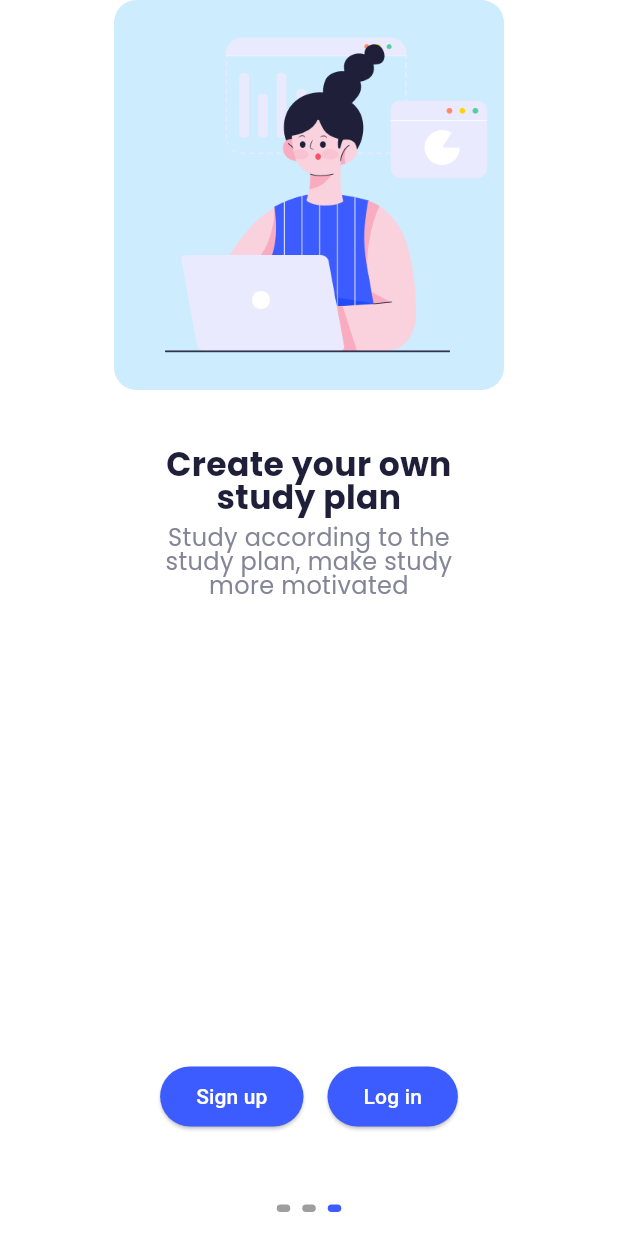
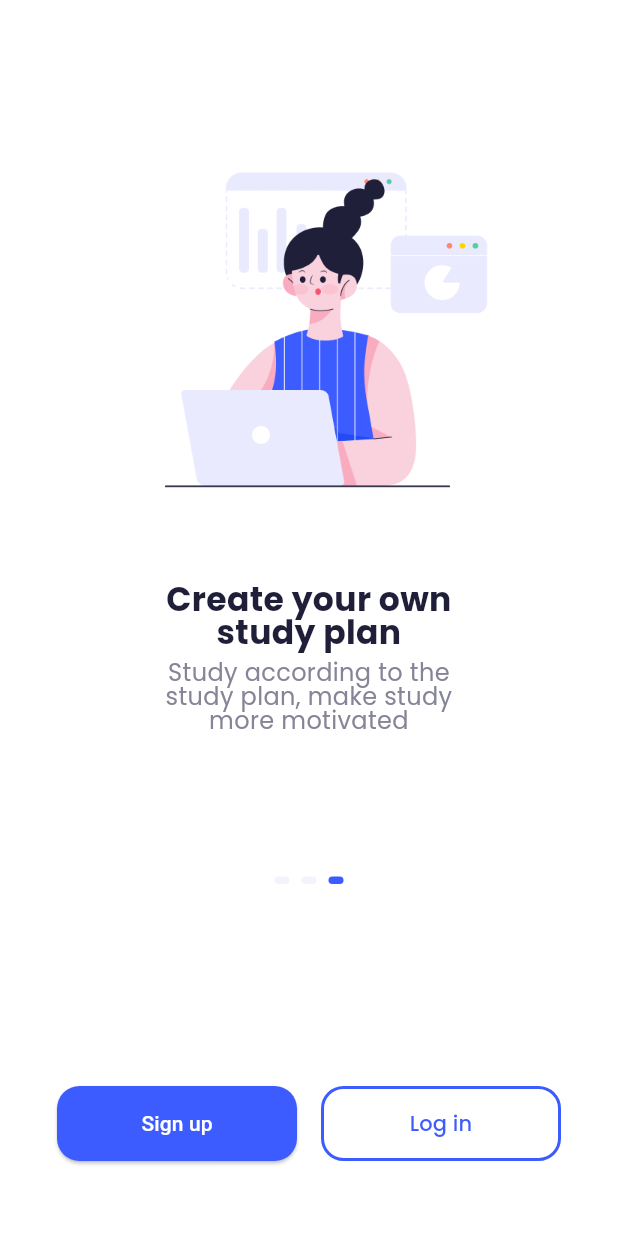
Before and after one commit to aposaitama/OnlineLearningApp, a Flutter app: the OnboardingScreen screen opened by its route, after a tap on "Skip", on a phone screen of 412 x 824 dp. Run offline on Flutter 3.47's test engine with Material 3 defaults, Android fonts, the phone set to English and light mode, and no system bars; drawn by our look-alikes of carousel_slider, smooth_page_indicator; our stand-ins replace bloc, bot_toast, cached_network_image, chewie, dio, equatable and 18 more; missing offline and left inert: credit_card_type_detector, liqpay; accounts and stored records are empty.

Commit message:
onboarding done

```diff
--- a/lib/navigation/routes.dart
+++ b/lib/navigation/routes.dart
@@ -139,7 +139,7 @@ class SuccessfullPaymentScreenRoute extends GoRouteData {
 
   @override
   Widget build(BuildContext context, GoRouterState state) =>
-      SuccessfullPaymentScreen();
+      const SuccessfullPaymentScreen();
 }
 
 @TypedGoRoute<PaymentScreenRoute>(path: '/payment-screen/:courseId')
@@ -175,7 +175,7 @@ class OnboardingScreenRoute extends GoRouteData {
 
   @override
   Widget build(BuildContext context, GoRouterState state) {
-    return OnboardingScreen();
+    return const OnboardingScreen();
   }
 }
 
--- a/lib/screens/onboarding_screens/onboarding_screen.dart
+++ b/lib/screens/onboarding_screens/onboarding_screen.dart
@@ -1,4 +1,7 @@
+import 'package:carousel_slider/carousel_controller.dart';
+import 'package:carousel_slider/carousel_slider.dart';
 import 'package:flutter/material.dart';
+import 'package:go_router/go_router.dart';
 import 'package:online_app/gen/assets.gen.dart';
 import 'package:online_app/resources/app_colors_model.dart';
 import 'package:online_app/resources/app_fonts.dart';
@@ -15,19 +18,18 @@ class OnboardingScreen extends StatefulWidget {
 }
 
 class _OnboardingScreenState extends State<OnboardingScreen> {
-  late final PageController _pageController;
+  final CarouselSliderController _carouselController = CarouselSliderController();
 
   @override
   void initState() {
     super.initState();
-    _pageController = PageController();
   }
 
-  int _currentPage = 0;
+  int _currentIndex = 0;
 
   void _pageChange(int index) {
     setState(() {
-      _currentPage = index;
+      _currentIndex = index;
     });
   }
 
@@ -36,36 +38,48 @@ class _OnboardingScreenState extends State<OnboardingScreen> {
       title: 'Numerous free\ntrial courses',
       subtitle: 'Free courses for you to\nfind your way to learning',
       image: Assets.images.onboardingFirst.image(),
+      currentPage: 0,
     ),
     OnboardingWidget(
       title: 'Quick and easy\nlearning',
       subtitle:
           'Easy and fast learning at\nany time to help you\nimprove various skills',
       image: Assets.images.onboardingSecond.image(),
+      currentPage: 1,
     ),
     OnboardingWidget(
       title: 'Create your own\nstudy plan',
       subtitle:
           'Study according to the\nstudy plan, make study\nmore motivated',
       image: Assets.images.onboardingThird.image(),
+      currentPage: 2,
     ),
   ];
 
+  void _login(){
+    context.go('/login');
+  }
+
+  void _register(){
+    context.go('/register');
+  }
+
   @override
   Widget build(BuildContext context) {
+    final bool isDark = Theme.of(context).brightness == Brightness.dark;
     return Scaffold(
       body: SafeArea(
         child: Column(
           children: [
-            // Кнопка "Skip" справа вгорі
-            _currentPage != 2
+            const SizedBox(height: 50.0,),
+            _currentIndex != 2
                 ? Align(
                     alignment: Alignment.centerRight,
-                    child: Padding(
-                      padding: const EdgeInsets.only(right: 16.0, top: 8.0),
+                    child: SizedBox(
+                      height: 40.0,
                       child: TextButton(
                         onPressed: () {
-                          _pageController.jumpToPage(2);
+                          _carouselController.animateToPage(2);
                           _pageChange(2);
                         },
                         child: Text(
@@ -80,58 +94,100 @@ class _OnboardingScreenState extends State<OnboardingScreen> {
                       ),
                     ),
                   )
-                : const SizedBox.shrink(),
-
-            // Сторінки Onboarding (займає основну висоту)
-            Expanded(
-              child: PageView(
-                controller: _pageController,
-                onPageChanged: (index) => _pageChange(index),
-                children: onboardingWidgets,
-              ),
-            ),
-
-            // Індикатор сторінок
+                : const SizedBox(
+                    height: 40.0,
+                  ),
             Column(
               children: [
-                _currentPage == 2
-                    ? Padding(
-                        padding: const EdgeInsets.only(bottom: 32.0),
-                        child: Row(
-                          mainAxisAlignment: MainAxisAlignment.center,
-                          children: [
-                            ElevatedButton(
-                              onPressed: () {},
-                              child: const Text('Sign up'),
-                            ),
-                            const SizedBox(width: 16),
-                            ElevatedButton(
-                              onPressed: () {},
-                              child: const Text('Log in'),
-                            ),
-                          ],
-                        ),
-                      )
-                    : const SizedBox.shrink(),
-                Padding(
-                  padding: const EdgeInsets.symmetric(vertical: 16.0),
-                  child: SmoothPageIndicator(
-                    controller: _pageController,
-                    count: 3,
-                    effect: const WormEffect(
-                      activeDotColor: AppColors.deepBlueColor,
-                      dotColor: Colors.grey,
-                      dotHeight: 5.0,
-                      dotWidth: 9.0,
-                      spacing: 8.0,
-                    ),
+                CarouselSlider(
+                  carouselController: _carouselController,
+                  items: onboardingWidgets,
+                  options: CarouselOptions(
+                    viewportFraction: 1.0,
+                    height: MediaQuery.of(context).size.height * 0.6,
+                    enableInfiniteScroll: false,
+                    onPageChanged: (index, reason) {
+                      setState(() {
+                        _currentIndex = index;
+                      });
+                    },
+                  ),
+                ),
+                AnimatedSmoothIndicator(
+                  activeIndex: _currentIndex,
+                  count: onboardingWidgets.length,
+                  effect: const WormEffect(
+                    activeDotColor: AppColors.deepBlueColor,
+                    dotColor: AppColors.lightGreyColor,
+                    dotHeight: 5.0,
+                    dotWidth: 10.0,
                   ),
                 ),
               ],
             ),
+            const Spacer(),
+            SafeArea(
+              child: Column(
+                children: [
+                  if (_currentIndex == 2)
+                    Row(
+                      mainAxisAlignment: MainAxisAlignment.center,
+                      children: [
+                        SizedBox(
+                          width: 160.0,
+                          height: 50.0,
+                          child: ElevatedButton(
+                            style: ElevatedButton.styleFrom(
+                              shape: RoundedRectangleBorder(
+                                borderRadius: BorderRadius.circular(15),
+                              ),
+                            ),
+                            onPressed: _register,
+                            child: const Text('Sign up'),
+                          ),
+                        ),
+                        const SizedBox(width: 16),
+                        Container(
+                          width: 160.0,
+                          height: 50.0,
+                          decoration: BoxDecoration(
+                            borderRadius: BorderRadius.circular(15.0),
+                            border: Border.all(
+                              color: isDark
+                                  ? Colors.transparent
+                                  : AppColors.deepBlueColor,
+                              width: 2,
+                            ),
+                            color: isDark
+                                ? AppColors.lightGreyColor
+                                : Colors.transparent,
+                          ),
+                          child: TextButton(
+                            onPressed: _login,
+                            child: Text(
+                              'Log in',
+                              style: AppFonts.poppinsRegular.copyWith(
+                                color: isDark
+                                    ? Colors.white
+                                    : AppColors.deepBlueColor,
+                                fontSize: 14.0,
+                                fontWeight: FontWeight.w500,
+                              ),
+                            ),
+                          ),
+                        ),
+                      ],
+                    )
+                  else
+                    const SizedBox.shrink(),
+                ],
+              ),
+            ),
+            const SizedBox(height: 50.0,),
           ],
         ),
       ),
+
     );
   }
 }
--- a/lib/screens/onboarding_screens/widgets/onboarding_widget.dart
+++ b/lib/screens/onboarding_screens/widgets/onboarding_widget.dart
@@ -1,5 +1,4 @@
 import 'package:flutter/material.dart';
-import 'package:online_app/gen/assets.gen.dart';
 import 'package:online_app/resources/app_colors.dart';
 import 'package:online_app/resources/app_colors_model.dart';
 
@@ -9,11 +8,14 @@ class OnboardingWidget extends StatelessWidget {
   final String title;
   final String subtitle;
   final Widget image;
+  final int currentPage;
 
   const OnboardingWidget({
     super.key,
     required this.title,
-    required this.subtitle, required this.image,
+    required this.subtitle,
+    required this.image,
+    required this.currentPage,
   });
 
   @override
@@ -26,7 +28,13 @@ class OnboardingWidget extends StatelessWidget {
           height: 260.0,
           decoration: BoxDecoration(
             borderRadius: BorderRadius.circular(15.0),
-            color: isDark ? Colors.transparent : AppColors.skyBlue,
+            color: isDark
+                ? Colors.transparent
+                : currentPage == 0
+                    ? AppColors.skyBlue
+                    : currentPage == 1
+                        ? AppColors.lightGreen
+                        : Colors.transparent,
           ),
           child: image,
         ),
@@ -37,7 +45,6 @@ class OnboardingWidget extends StatelessWidget {
           ),
           child: Text(
             title,
-            // 'Numerous free\ntrial courses',
             style: AppFonts.poppinsRegular.copyWith(
               color:
                   Theme.of(context).extension<AppColorsModel>()!.mainTextColor,
@@ -49,7 +56,6 @@ class OnboardingWidget extends StatelessWidget {
         ),
         Text(
           subtitle,
-          // 'Free courses for you to\nfind your way to learning',
           style: AppFonts.poppinsRegular.copyWith(
             color: Theme.of(context).extension<AppColorsModel>()!.hintTextColor,
             fontSize: 16.0,
```
